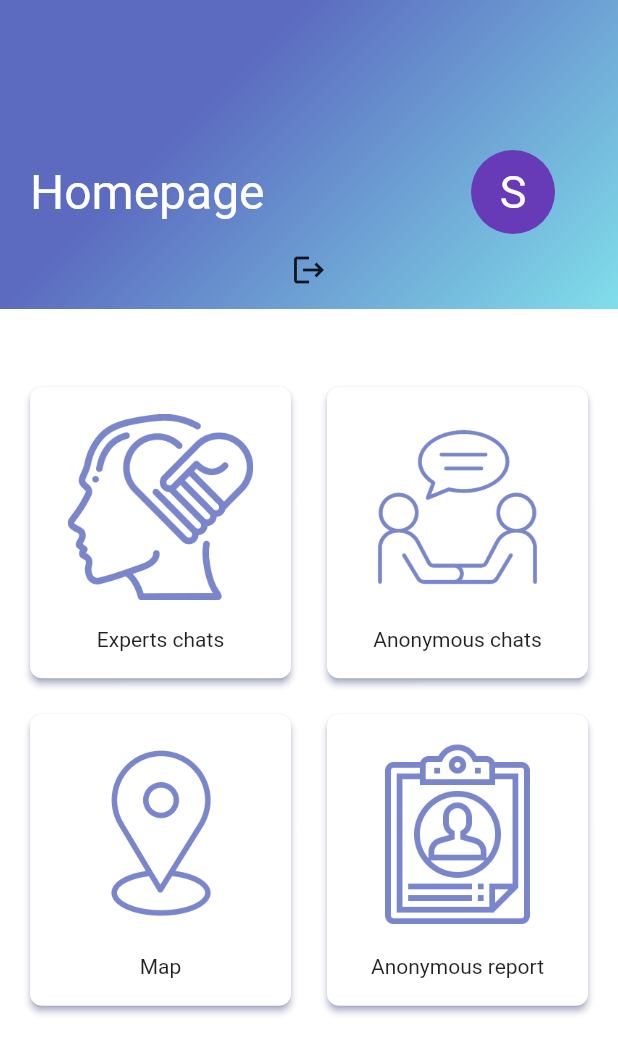
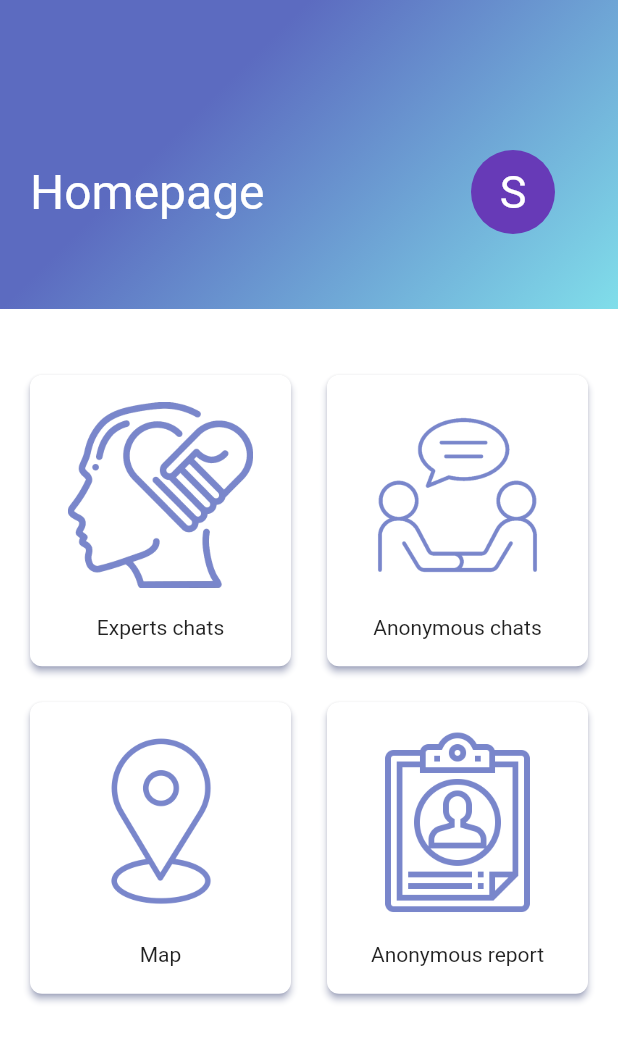
Before and after one commit to simoneghiazzi/DIMA, a Flutter app: the Home screen opened directly with empty values, on a phone screen of 412 x 824 dp. Shown: the top 1054 px of the screen. Run offline on Flutter 3.47's test engine with Material 2 defaults, Android fonts, the phone set to English and light mode, and no system bars; our stand-ins replace email_validator, firebase_auth, firebase_core, geolocator, google_maps_flutter, google_sign_in and 1 more; missing offline and left inert: flutter_facebook_auth; accounts and stored records are empty.

Commit message:
minor visual fixes

```diff
--- a/lib/Views/Home/components/grid.dart
+++ b/lib/Views/Home/components/grid.dart
@@ -13,7 +13,7 @@ class _GridState extends State<Grid> {
   Widget build(BuildContext context) {
     return Expanded(
       child: Container(
-        padding: EdgeInsets.only(left: 16, right: 16, bottom: 16, top: 50),
+        padding: EdgeInsets.only(left: 16, right: 16, bottom: 16, top: 90),
         child: GridView.count(
           crossAxisSpacing: 16,
           mainAxisSpacing: 16,
--- a/lib/Views/Home/components/header.dart
+++ b/lib/Views/Home/components/header.dart
@@ -38,9 +38,9 @@ class _HeaderState extends State<Header> {
           ),
         ),
       ),
-      IconButton(
-          icon: Icon(Icons.logout),
-          onPressed: () => widget.authViewModel.logOut()),
+      // IconButton(
+      //     icon: Icon(Icons.logout),
+      //     onPressed: () => widget.authViewModel.logOut()),
     ]);
   }
 
```
